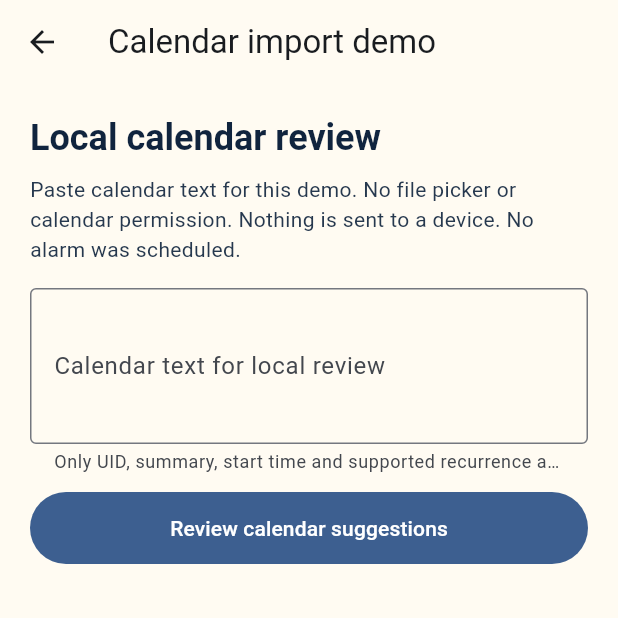
After one commit to rwrife/dawn-dock, a Flutter app: the screen it shows after launch, after a tap on "Open calendar import demo", on a phone screen of 412 x 824 dp, the top half of it. The commit adds this screen. Run offline on Flutter 3.47's test engine with Material 3 defaults, Android fonts, the phone set to English and light mode, and no system bars.

Commit message:
feat(app): add accessible calendar import review demo (#74)
Co-authored-by: rwrife <rwrife@users.noreply.github.com>

```diff
--- a/app/lib/main.dart
+++ b/app/lib/main.dart
@@ -4,6 +4,7 @@ import 'package:flutter/material.dart';
 
 import 'demo_controller.dart';
 import 'ui/backup_demo_page.dart';
+import 'ui/calendar_import_demo_page.dart';
 import 'ui/device_status_demo_page.dart';
 import 'ui/pairing_demo_page.dart';
 import 'ui/schedule_flow_demo_page.dart';
@@ -236,6 +237,20 @@ class _DemoHomePageState extends State<DemoHomePage> {
                   Align(
                     alignment: AlignmentDirectional.centerStart,
                     child: FilledButton.tonalIcon(
+                      key: const ValueKey('calendar-import-demo'),
+                      onPressed: () => Navigator.of(context).push(
+                        MaterialPageRoute<void>(
+                          builder: (_) => const CalendarImportDemoPage(),
+                        ),
+                      ),
+                      icon: const Icon(Icons.event_note_outlined),
+                      label: const Text('Open calendar import demo'),
+                    ),
+                  ),
+                  const SizedBox(height: 16),
+                  Align(
+                    alignment: AlignmentDirectional.centerStart,
+                    child: FilledButton.tonalIcon(
                       key: const ValueKey('pairing-demo'),
                       onPressed: () => Navigator.of(context).push(
                         MaterialPageRoute<void>(
--- /dev/null
+++ b/app/lib/ui/calendar_import_demo_page.dart
@@ -0,0 +1,214 @@
+import 'package:flutter/material.dart';
+
+import '../domain/alarm_draft.dart';
+import '../domain/ics_import.dart';
+
+/// Local-only review of pasted calendar text. No device schedule or file access.
+class CalendarImportDemoPage extends StatefulWidget {
+  const CalendarImportDemoPage({super.key});
+
+  @override
+  State<CalendarImportDemoPage> createState() => _CalendarImportDemoPageState();
+}
+
+class _CalendarImportDemoPageState extends State<CalendarImportDemoPage> {
+  final _input = TextEditingController();
+  IcsImportResult? _result;
+  String? _error;
+  bool _acknowledged = false;
+  List<AlarmDraft> _saved = const [];
+
+  @override
+  void dispose() {
+    _input.dispose();
+    super.dispose();
+  }
+
+  void _invalidate() {
+    if (_result != null || _error != null) {
+      setState(() {
+        _result = null;
+        _error = null;
+        _acknowledged = false;
+      });
+    }
+  }
+
+  void _review() {
+    setState(() {
+      _result = null;
+      _error = null;
+      _acknowledged = false;
+      try {
+        _result = importIcsSuggestions(_input.text);
+      } on IcsImportException catch (e) {
+        // Import exceptions contain only static limit/format descriptions.
+        _error = e.message;
+      }
+    });
+  }
+
+  @override
+  Widget build(BuildContext context) {
+    final result = _result;
+    return Scaffold(
+      appBar: AppBar(title: const Text('Calendar import demo')),
+      body: SafeArea(
+        child: ListView(
+          padding: const EdgeInsets.all(20),
+          children: [
+            Text(
+              'Local calendar review',
+              style: Theme.of(context).textTheme.headlineSmall,
+            ),
+            const SizedBox(height: 8),
+            const Text(
+              'Paste calendar text for this demo. No file picker or calendar permission. Nothing is sent to a device. No alarm was scheduled.',
+            ),
+            const SizedBox(height: 16),
+            TextField(
+              key: const ValueKey('calendar-input'),
+              controller: _input,
+              onChanged: (_) => _invalidate(),
+              maxLines: 5,
+              minLines: 3,
+              decoration: const InputDecoration(
+                labelText: 'Calendar text for local review',
+                border: OutlineInputBorder(),
+                helperText: 'Only UID, summary, start time and supported recurrence are retained in suggestions. Limit: 1 MiB.',
+              ),
+            ),
+            const SizedBox(height: 12),
+            FilledButton(
+              onPressed: _review,
+              child: const Text('Review calendar suggestions'),
+            ),
+            if (_error != null)
+              Semantics(
+                liveRegion: true,
+                child: Text(
+                  'Import rejected: $_error',
+                  key: const ValueKey('import-error'),
+                ),
+              ),
+            if (result != null) ...[
+              const SizedBox(height: 16),
+              Semantics(
+                liveRegion: true,
+                child: Text(
+                  '${result.suggestions.length} suggestion${result.suggestions.length == 1 ? '' : 's'} for review. ${result.notices.length} notice${result.notices.length == 1 ? '' : 's'}. Nothing saved yet.',
+                ),
+              ),
+              for (final suggestion in result.suggestions) ...[
+                const Divider(),
+                Text(
+                  suggestion.label,
+                  style: Theme.of(context).textTheme.titleMedium,
+                ),
+                Text(
+                  '${suggestion.localTime} • ${_days(suggestion.days)} • ${suggestion.timezone}',
+                ),
+                const Text(
+                  'Repeats indefinitely until edited. Calendar date/end limits are not carried into this alarm.',
+                ),
+              ],
+              if (result.notices.isNotEmpty) ...[
+                const Divider(),
+                Text(
+                  'Review every import notice',
+                  style: Theme.of(context).textTheme.titleMedium,
+                ),
+                for (final notice in result.notices)
+                  Padding(
+                    padding: const EdgeInsets.symmetric(vertical: 4),
+                    child: Text(
+                      '${notice.eventNumber == null ? 'Import' : 'Event ${notice.eventNumber}'}: ${_noticeText[notice.code] ?? 'Unsupported calendar detail; inspect source before accepting.'}',
+                    ),
+                  ),
+              ],
+              const SizedBox(height: 8),
+              const Text(
+                'Times are literal wall times, not converted. Check zone, daylight-saving gaps/folds, recurrence, and each suggestion before confirming. Confirmation saves only in memory; no device or alarm is changed.',
+              ),
+              CheckboxListTile(
+                key: const ValueKey('acknowledge-import'),
+                value: _acknowledged,
+                onChanged: result.suggestions.isEmpty
+                    ? null
+                    : (value) => setState(() => _acknowledged = value ?? false),
+                title: const Text(
+                  'I reviewed all suggestions and notices, including time zone and recurrence changes',
+                ),
+                controlAffinity: ListTileControlAffinity.leading,
+              ),
+              Wrap(
+                spacing: 12,
+                runSpacing: 12,
+                children: [
+                  OutlinedButton(
+                    key: const ValueKey('cancel-import'),
+                    onPressed: () => setState(() {
+                      _result = null;
+                      _acknowledged = false;
+                    }),
+                    child: const Text('Cancel review'),
+                  ),
+                  FilledButton(
+                    key: const ValueKey('confirm-import'),
+                    onPressed: _acknowledged && result.suggestions.isNotEmpty
+                        ? () => setState(() {
+                            _saved = List.unmodifiable(result.suggestions);
+                            _input.clear();
+                            _result = null;
+                            _acknowledged = false;
+                          })
+                        : null,
+                    child: const Text('Confirm in-memory suggestions'),
+                  ),
+                ],
+              ),
+            ],
+            if (_saved.isNotEmpty) ...[
+              const Divider(),
+              Text(
+                '${_saved.length} suggestion${_saved.length == 1 ? '' : 's'} saved in memory for this demo session. No alarm was scheduled or sent to a device.',
+                key: const ValueKey('saved-notice'),
+              ),
+            ],
+          ],
+        ),
+      ),
+    );
+  }
+}
+
+String _days(Set<int> days) {
+  const names = ['Mon', 'Tue', 'Wed', 'Thu', 'Fri', 'Sat', 'Sun'];
+  return (days.toList()..sort()).map((day) => names[day - 1]).join(', ');
+}
+
+const _noticeText = <String, String>{
+  kIcsNoticeFloatingLocalTime:
+      'Floating time: assumed Etc/UTC; confirm intended zone.',
+  kIcsNoticeUtcWallTime:
+      'UTC time kept as literal wall time; confirm zone before scheduling.',
+  kIcsNoticeAllDayDefaultTime: 'All-day event defaulted to midnight.',
+  kIcsNoticeIntervalNotRepresentable:
+      'Unsupported recurrence interval; event dropped.',
+  kIcsNoticeRecurrenceEndDropped:
+      'Recurrence end was dropped; suggestion repeats indefinitely.',
+  kIcsNoticeSingleOccurrenceWeekly:
+      'Single occurrence expanded to repeat weekly.',
+  kIcsNoticeLabelDefaulted: 'Missing title replaced with generic label.',
+  kIcsNoticeLabelTruncated: 'Title shortened to fit alarm label.',
+  kIcsNoticeMissingUid: 'Missing event ID; event dropped.',
+  kIcsNoticeDuplicateUid: 'Duplicate event ID; suggestion ID changed.',
+  kIcsNoticeOversizedUid: 'Event ID too long; event dropped.',
+  kIcsNoticeInvalidDtstart: 'Invalid start time; event dropped.',
+  kIcsNoticeMalformedEvent: 'Malformed event; event dropped.',
+  kIcsNoticeCapacityTruncated:
+      'Suggestion limit reached; later events dropped.',
+  kIcsNoticeUnsupportedRecurrence: 'Unsupported recurrence; event dropped.',
+  kIcsNoticeMissingTzid: 'Empty timezone; event dropped.',
+  kIcsNoticeUtcTimezoneId: 'UTC timezone designator; verify local intent.',
+};
```
Also changed, not shown: 1 other file.
